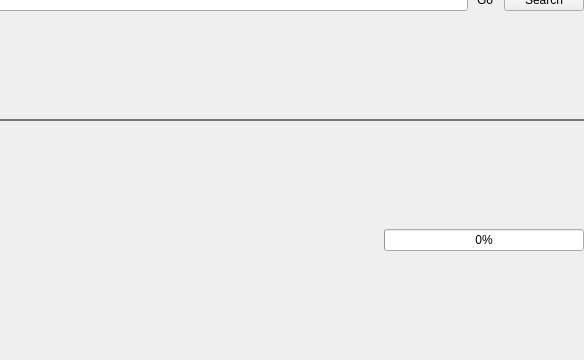
Above: ryouko_lib/mainwindow.ui from yusumishi/ryouko before the change; both pictures show x 248 to 832 and y 120 to 480 of the 832 by 480 pixel window. Below: the same form after it.
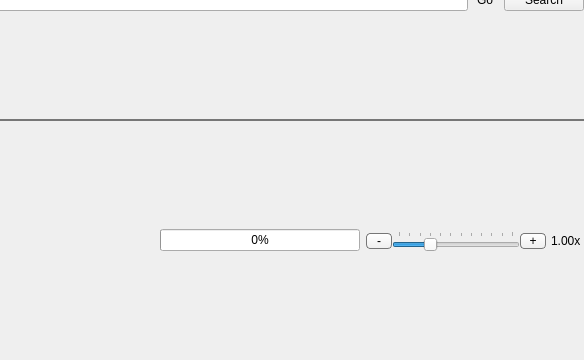
That is the form after the change.

Commit message: Added in zoom functionality. Updated shortcuts.

Patch:
```diff
--- a/ryouko_lib/mainwindow.ui
+++ b/ryouko_lib/mainwindow.ui
@@ -260,6 +260,126 @@
          </property>
         </widget>
        </item>
+       <item>
+        <widget class="QWidget" name="zoomBar" native="true">
+         <property name="styleSheet">
+          <string notr="true">QToolButton, QPushButton {
+min-width: 16px;
+min-height: 1em;
+max-height: 1em;
+padding-left: 4px;
+padding-right: 4px;
+border-radius: 4px;
+border: 1px solid palette(shadow);
+background: qlineargradient(x1: 0, y1: 0, x2: 0, y2: 1,     stop:0 palette(light), stop:1 palette(button));
+}
+
+QToolButton:pressed, QPushButton:pressed {
+border: 1px solid palette(shadow);
+background: qlineargradient(x1: 0, y1: 0, x2: 0, y2: 1,     stop:0 palette(shadow), stop:1 palette(button));
+}</string>
+         </property>
+         <layout class="QHBoxLayout" name="horizontalLayout_3">
+          <property name="spacing">
+           <number>0</number>
+          </property>
+          <property name="leftMargin">
+           <number>0</number>
+          </property>
+          <property name="topMargin">
+           <number>2</number>
+          </property>
+          <property name="rightMargin">
+           <number>0</number>
+          </property>
+          <property name="bottomMargin">
+           <number>0</number>
+          </property>
+          <item>
+           <widget class="QPushButton" name="zoomOutButton">
+            <property name="focusPolicy">
+             <enum>Qt::NoFocus</enum>
+            </property>
+            <property name="toolTip">
+             <string>&lt;b&gt;Zoom Out&lt;/b&gt;&lt;br&gt;Ctrl+-</string>
+            </property>
+            <property name="text">
+             <string>-</string>
+            </property>
+           </widget>
+          </item>
+          <item>
+           <widget class="QSlider" name="zoomSlider">
+            <property name="sizePolicy">
+             <sizepolicy hsizetype="Preferred" vsizetype="Fixed">
+              <horstretch>0</horstretch>
+              <verstretch>0</verstretch>
+             </sizepolicy>
+            </property>
+            <property name="minimumSize">
+             <size>
+              <width>128</width>
+              <height>0</height>
+             </size>
+            </property>
+            <property name="focusPolicy">
+             <enum>Qt::NoFocus</enum>
+            </property>
+            <property name="styleSheet">
+             <string notr="true">max-height: 1em;</string>
+            </property>
+            <property name="minimum">
+             <number>1</number>
+            </property>
+            <property name="maximum">
+             <number>12</number>
+            </property>
+            <property name="sliderPosition">
+             <number>4</number>
+            </property>
+            <property name="orientation">
+             <enum>Qt::Horizontal</enum>
+            </property>
+            <property name="invertedAppearance">
+             <bool>false</bool>
+            </property>
+            <property name="invertedControls">
+             <bool>false</bool>
+            </property>
+            <property name="tickPosition">
+             <enum>QSlider::TicksAbove</enum>
+            </property>
+            <property name="tickInterval">
+             <number>1</number>
+            </property>
+           </widget>
+          </item>
+          <item>
+           <widget class="QPushButton" name="zoomInButton">
+            <property name="focusPolicy">
+             <enum>Qt::NoFocus</enum>
+            </property>
+            <property name="toolTip">
+             <string>&lt;b&gt;Zoom In&lt;/b&gt;&lt;br&gt;Ctrl++; Ctrl+=</string>
+            </property>
+            <property name="text">
+             <string>+</string>
+            </property>
+           </widget>
+          </item>
+          <item>
+           <widget class="QLabel" name="zoomLabel">
+            <property name="styleSheet">
+             <string notr="true">margin-left: 2px;</string>
+            </property>
+            <property name="text">
+             <string>1.00x</string>
+            </property>
+           </widget>
+          </item>
+         </layout>
+        </widget>
+       </item>
       </layout>
      </widget>
     </item>
```
Left out of the diff: 2 changed lines with no effect on the pictures. The commit also changes 3 other files.
